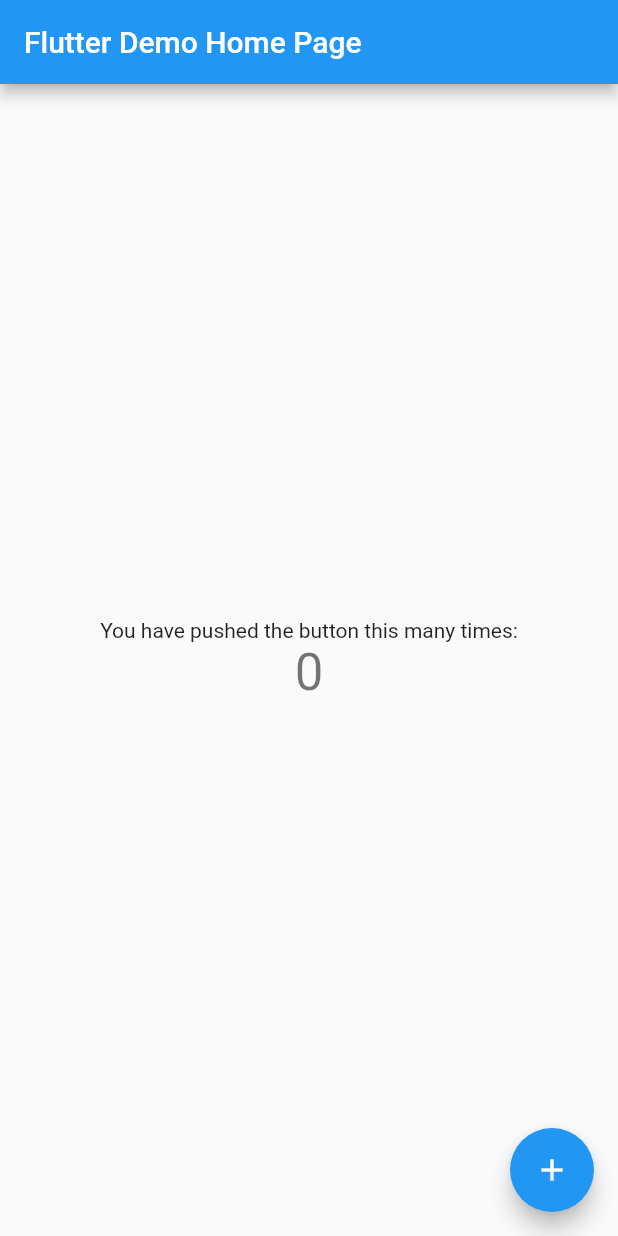
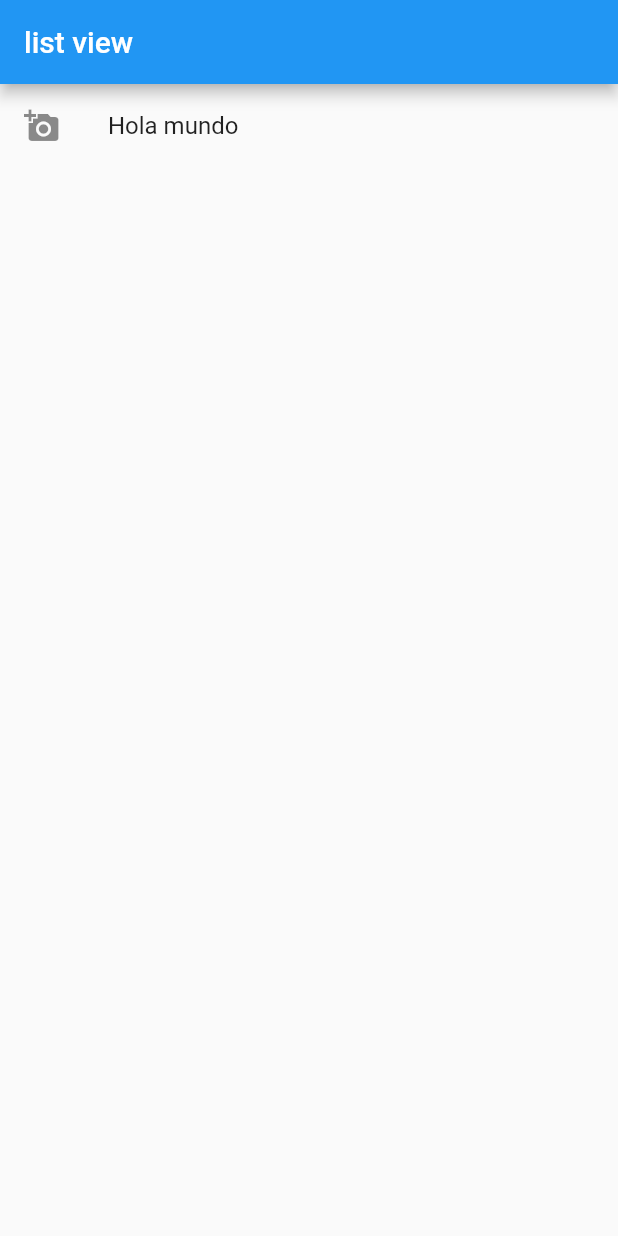
Before and after one commit to jpcifnov18/fluter_app, a Flutter app: the screen it shows after launch, on a phone screen of 412 x 824 dp. Run offline on Flutter 3.47's test engine with Material 2 defaults, Android fonts, the phone set to English and light mode, and no system bars.

Commit message:
cambios en listview

```diff
--- a/lib/main.dart
+++ b/lib/main.dart
@@ -1,115 +1,17 @@
 import 'package:flutter/material.dart';
+import 'package:myapp/screens/listview1_screend.dart';
 
-void main() {
-  runApp(const MyApp());
-}
+void main() => runApp(MyApp());
 
 class MyApp extends StatelessWidget {
   const MyApp({Key? key}) : super(key: key);
 
-  // This widget is the root of your application.
   @override
   Widget build(BuildContext context) {
-    return MaterialApp(
-      title: 'Flutter Demo',
-      theme: ThemeData(
-        // This is the theme of your application.
-        //
-        // Try running your application with "flutter run". You'll see the
-        // application has a blue toolbar. Then, without quitting the app, try
-        // changing the primarySwatch below to Colors.green and then invoke
-        // "hot reload" (press "r" in the console where you ran "flutter run",
-        // or simply save your changes to "hot reload" in a Flutter IDE).
-        // Notice that the counter didn't reset back to zero; the application
-        // is not restarted.
-        primarySwatch: Colors.blue,
-      ),
-      home: const MyHomePage(title: 'Flutter Demo Home Page'),
+    return const MaterialApp(
+      debugShowCheckedModeBanner: false,
+      title: 'Material App',
+      home: ListView1Screen ()
     );
   }
 }
-
-class MyHomePage extends StatefulWidget {
-  const MyHomePage({Key? key, required this.title}) : super(key: key);
-
-  // This widget is the home page of your application. It is stateful, meaning
-  // that it has a State object (defined below) that contains fields that affect
-  // how it looks.
-
-  // This class is the configuration for the state. It holds the values (in this
-  // case the title) provided by the parent (in this case the App widget) and
-  // used by the build method of the State. Fields in a Widget subclass are
-  // always marked "final".
-
-  final String title;
-
-  @override
-  State<MyHomePage> createState() => _MyHomePageState();
-}
-
-class _MyHomePageState extends State<MyHomePage> {
-  int _counter = 0;
-
-  void _incrementCounter() {
-    setState(() {
-      // This call to setState tells the Flutter framework that something has
-      // changed in this State, which causes it to rerun the build method below
-      // so that the display can reflect the updated values. If we changed
-      // _counter without calling setState(), then the build method would not be
-      // called again, and so nothing would appear to happen.
-      _counter++;
-    });
-  }
-
-  @override
-  Widget build(BuildContext context) {
-    // This method is rerun every time setState is called, for instance as done
-    // by the _incrementCounter method above.
-    //
-    // The Flutter framework has been optimized to make rerunning build methods
-    // fast, so that you can just rebuild anything that needs updating rather
-    // than having to individually change instances of widgets.
-    return Scaffold(
-      appBar: AppBar(
-        // Here we take the value from the MyHomePage object that was created by
-        // the App.build method, and use it to set our appbar title.
-        title: Text(widget.title),
-      ),
-      body: Center(
-        // Center is a layout widget. It takes a single child and positions it
-        // in the middle of the parent.
-        child: Column(
-          // Column is also a layout widget. It takes a list of children and
-          // arranges them vertically. By default, it sizes itself to fit its
-          // children horizontally, and tries to be as tall as its parent.
-          //
-          // Invoke "debug painting" (press "p" in the console, choose the
-          // "Toggle Debug Paint" action from the Flutter Inspector in Android
-          // Studio, or the "Toggle Debug Paint" command in Visual Studio Code)
-          // to see the wireframe for each widget.
-          //
-          // Column has various properties to control how it sizes itself and
-          // how it positions its children. Here we use mainAxisAlignment to
-          // center the children vertically; the main axis here is the vertical
-          // axis because Columns are vertical (the cross axis would be
-          // horizontal).
-          mainAxisAlignment: MainAxisAlignment.center,
-          children: <Widget>[
-            const Text(
-              'You have pushed the button this many times:',
-            ),
-            Text(
-              '$_counter',
-              style: Theme.of(context).textTheme.headline4,
-            ),
-          ],
-        ),
-      ),
-      floatingActionButton: FloatingActionButton(
-        onPressed: _incrementCounter,
-        tooltip: 'Increment',
-        child: const Icon(Icons.add),
-      ), // This trailing comma makes auto-formatting nicer for build methods.
-    );
-  }
-}
--- /dev/null
+++ b/lib/screens/listview1_screend.dart
@@ -0,0 +1,26 @@
+import 'package:flutter/material.dart';
+
+class ListView1Screen extends StatelessWidget {
+
+   final options = const ['Pedidos', 'Datos'];
+  const ListView1Screen({Key? key}) : super(key: key);
+
+  @override
+  Widget build(BuildContext context) {
+    return  Scaffold(
+      appBar: AppBar(
+        title: const Text('list view'),
+
+      ),
+      body: ListView (
+        children: const [
+
+       ListTile(
+         leading: Icon(Icons.add_a_photo),
+         title: Text('Hola mundo'),
+       )
+        ],
+      ),
+    );
+  }
+}
```
